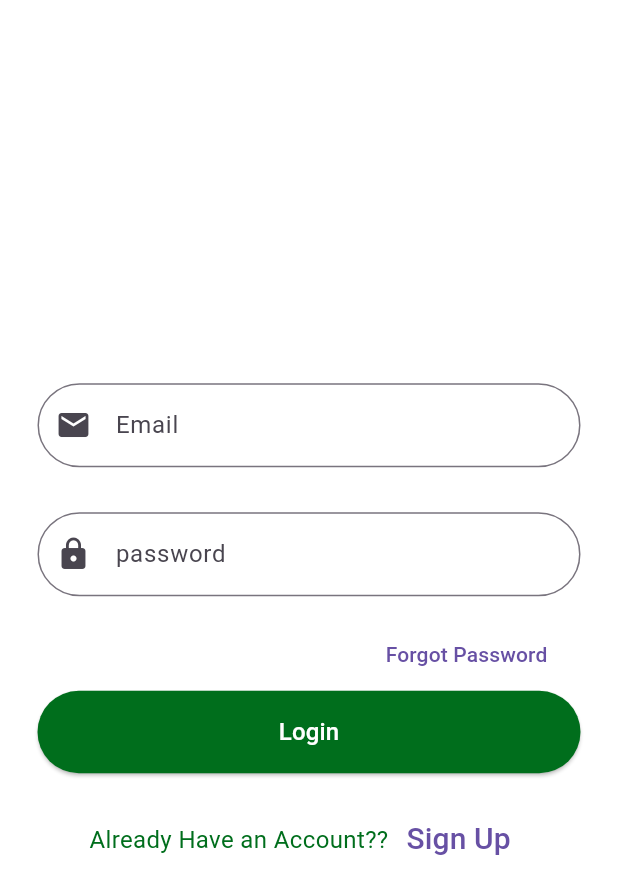
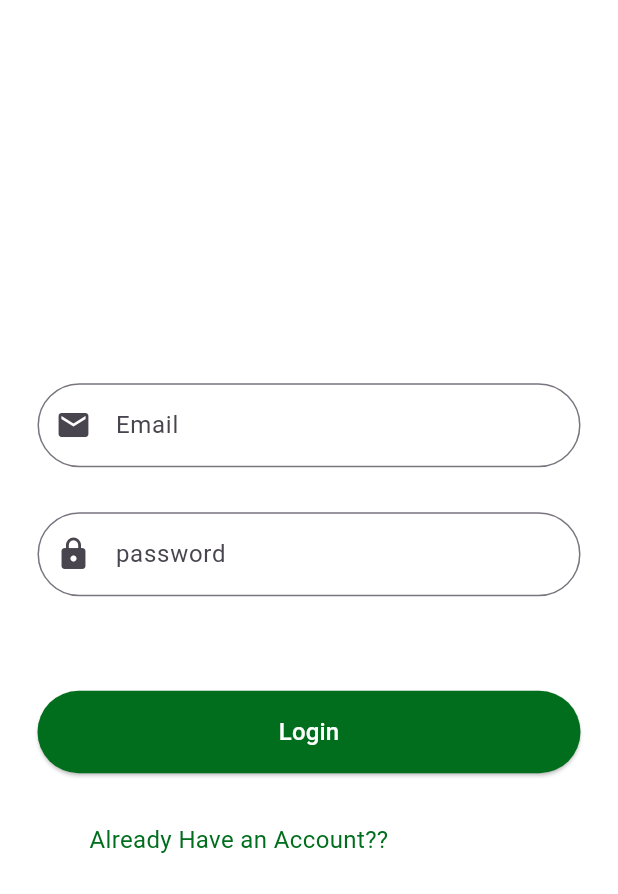
Before and after one commit to gurwinder-dev/flutter-notes-app, a Flutter app: the screen it shows after launch, on a phone screen of 412 x 824 dp. Shown: the top 894 px of the screen. Run offline on Flutter 3.47's test engine with Material 3 defaults, Android fonts, the phone set to English and light mode, and no system bars; our stand-ins replace animated_text_kit, file_picker, firebase_auth, firebase_core, flutter_colorpicker, permission_handler and 4 more; accounts and stored records are empty.

Commit message:
initial commit

```diff
--- a/lib/provider/theme_provider.dart
+++ b/lib/provider/theme_provider.dart
@@ -43,6 +43,7 @@ class ThemeProvider with ChangeNotifier {
             color: const Color(0xFF006E1C),
 
         ),
+          textButtonTheme: TextButtonThemeData(style:TextButton.styleFrom(foregroundColor: Colors.white)),
           drawerTheme:DrawerThemeData(backgroundColor: Colors.green.shade50) ,
            scaffoldBackgroundColor: const Color(0xFFFFFFFF),// white color for text
 
@@ -68,7 +69,9 @@ class ThemeProvider with ChangeNotifier {
             );
       case 2:
         return ThemeData.dark().copyWith( brightness: Brightness.light,
-            // primaryColor: Color(0xFF268BD2), // Solarized Blue
+          textButtonTheme: TextButtonThemeData(style:TextButton.styleFrom(foregroundColor: Colors.white)),
+
+          // primaryColor: Color(0xFF268BD2), // Solarized Blue
             //
             // colorScheme: ColorScheme.light(
             //   primary: Color(0xFF268BD2),
@@ -80,9 +83,13 @@ class ThemeProvider with ChangeNotifier {
       case 3:
         return ThemeData.dark();
       case 4:
-        return ThemeData.light().copyWith(primaryColor: Colors.white);
+        return ThemeData.light().copyWith(primaryColor: Colors.white,
+          textButtonTheme: TextButtonThemeData(style:TextButton.styleFrom(foregroundColor: Colors.black)),
+        );
       case 5:
-        return ThemeData.dark().copyWith(primaryColor: Colors.black);
+        return ThemeData.dark().copyWith(primaryColor: Colors.black,
+          textButtonTheme: TextButtonThemeData(style:TextButton.styleFrom(foregroundColor: Colors.black)),
+        );
       default:
         return ThemeData.light();
     }
```
Also changed, not shown: lib/Screens/Settingsscreens/setting.dart (+8 -2 lines), lib/Screens/home_screen.dart (+6 -5 lines).
